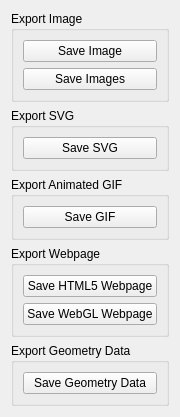
Above: geometrize/dialog/imagetaskexportwidget.ui from Tw1ddle/geometrize before the change. Below: the same form after it.
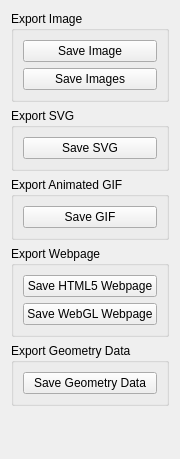
That is the form after the change.

```diff
--- a/geometrize/dialog/imagetaskexportwidget.ui
+++ b/geometrize/dialog/imagetaskexportwidget.ui
@@ -6,8 +6,8 @@
    <rect>
     <x>0</x>
     <y>0</y>
-    <width>153</width>
-    <height>375</height>
+    <width>161</width>
+    <height>459</height>
    </rect>
   </property>
   <property name="sizePolicy">
```
